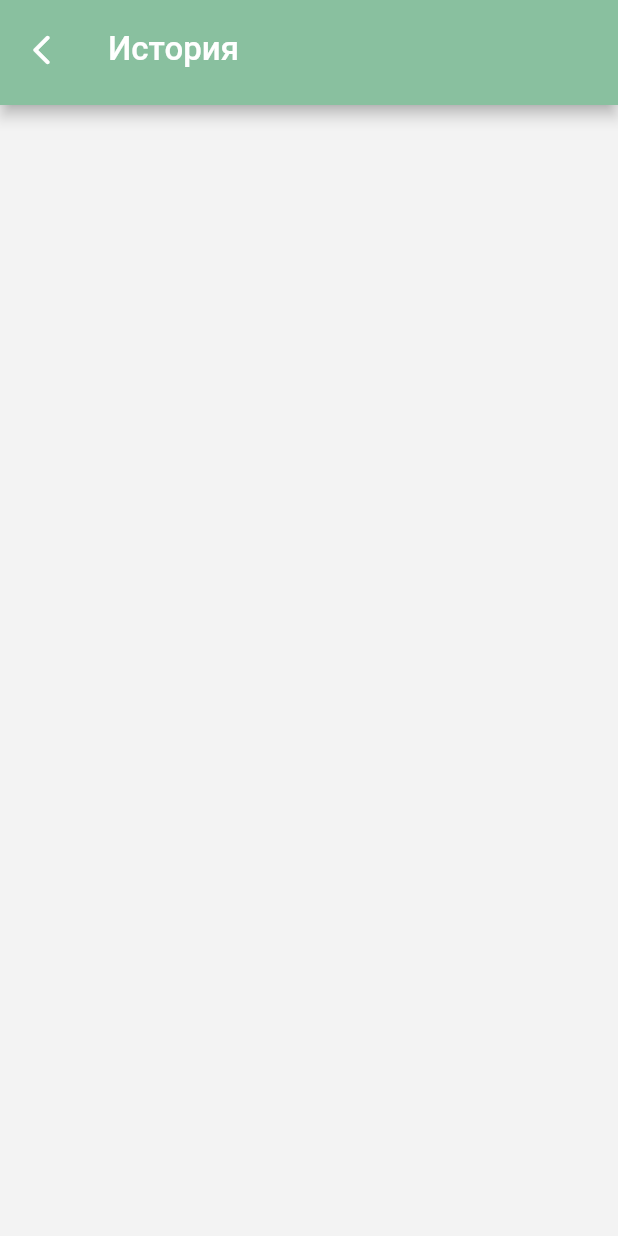
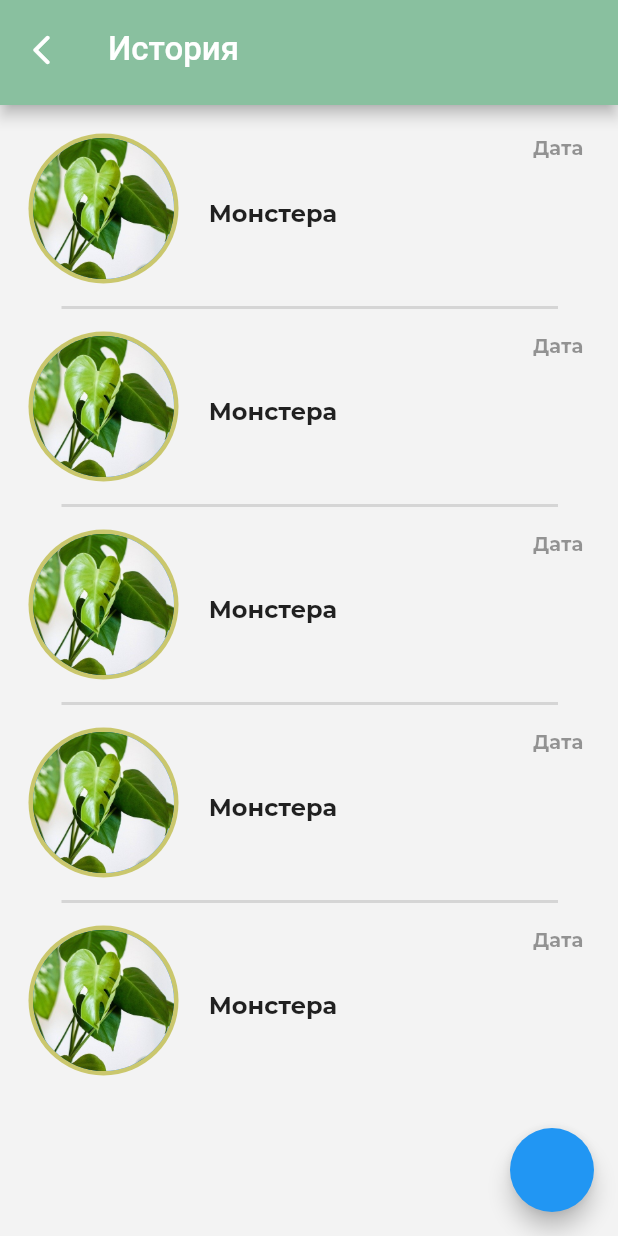
Before and after one commit to KondakovaAnna/flutterputter, a Flutter app: the History screen opened directly, on a phone screen of 412 x 824 dp. Run offline on Flutter 3.47's test engine with Material 2 defaults, Android fonts, the phone set to English and light mode, and no system bars; our stand-ins replace camera, curved_navigation_bar, geolocator, google_maps_flutter.

Commit message:
save point

```diff
--- a/lib/history.dart
+++ b/lib/history.dart
@@ -2,13 +2,66 @@ import 'dart:async';
 import 'package:flutter/material.dart';
 import 'location.dart';
 import 'dart:io';
-import 'package:flutter/material.dart';
 
-class History extends StatelessWidget {
-  const History({Key? key}) : super(key: key);
+class HistoryPane extends StatelessWidget {
+  HistoryPane({Key? key}) : super(key: key);
 
   @override
   Widget build(BuildContext context) {
+    return Stack(children: [
+      const CircleAvatar(
+          backgroundColor: Color(0xFFCAC76D),
+          radius: 50,
+          child: CircleAvatar(
+              radius: 47,
+              backgroundImage: ExactAssetImage('assets/images/monstera.jpg'))),
+      const Positioned.fill(
+        child: Align(
+          child: Text("Монстера",
+              style: TextStyle(fontFamily: 'BoldMontserrat', fontSize: 16)),
+          alignment: Alignment(-0.17, 0.1),
+        ),
+      ),
+      Positioned.fill(
+        child: Align(
+          child: Text("Дата",
+              style: TextStyle(
+                  color: Colors.black.withOpacity(0.4),
+                  fontFamily: 'Montserrat',
+                  fontWeight: FontWeight.bold,
+                  fontSize: 13)),
+          alignment: const Alignment(0.97, -0.97),
+        ),
+      ),
+    ]);
+  }
+}
+
+class History extends StatefulWidget {
+  History({Key? key}) : super(key: key);
+
+  @override
+  State<History> createState() => _HistoryState();
+}
+
+class _HistoryState extends State<History> {
+  @override
+  void initState() {
+    histories = [
+      HistoryPane(key: Key("1")),
+      HistoryPane(key: Key("2")),
+      HistoryPane(key: Key("3")),
+      HistoryPane(key: Key("4")),
+      HistoryPane(key: Key("5")),
+    ];
+    super.initState();
+  }
+
+  late List<Widget> histories;
+
+  @override
+  Widget build(BuildContext context) {
+    print("rebuilding");
     return Scaffold(
         backgroundColor: const Color(0xFFF3F3F3),
         appBar: PreferredSize(
@@ -32,14 +85,37 @@ class History extends StatelessWidget {
             ),
           ),
         ),
-      /*body: Center(
-        child: ElevatedButton(
+        floatingActionButton: FloatingActionButton(
           onPressed: () {
-            // Navigate back to first route when tapped.
+            histories.add(HistoryPane(key: Key("${histories.length}")));
+            setState(() {});
           },
-          child: const Text('Go back!'),
         ),
-      ),*/
+        body: HistoryBody(histories));
+  }
+}
+
+class HistoryBody extends StatelessWidget {
+  final List<Widget> items;
+  const HistoryBody(this.items, {Key? key}) : super(key: key);
+
+  @override
+  Widget build(BuildContext context) {
+    return Padding(
+      padding: const EdgeInsets.all(0),
+      child: ListView.separated(
+        padding: const EdgeInsets.only(top: 11.0, left: 11.0, right: 10.0),
+        separatorBuilder: (context, index) => Divider(
+          endIndent: 30,
+          indent: 30,
+          thickness: 2.0,
+        ),
+        itemCount: items.length,
+        itemBuilder: (context, i) => Padding(
+          child: items[i],
+          padding: EdgeInsets.all(8.0),
+        ),
+      ),
     );
   }
 }
```
Also changed, not shown: lib/authorization.dart (added, +172 -0 lines), lib/camera_screen.dart (+39 -14 lines), lib/main.dart (+21 -9 lines), lib/plant_page.dart (added, +85 -0 lines), lib/registration.dart (added, +184 -0 lines), pubspec.yaml (+16 -6 lines), assets/fonts/Montserrat-VariableFont_wght.ttf (added), assets/fonts/Montserrat_Bold.ttf (added), assets/fonts/Montserrat_Medium.ttf (added), assets/images/logo(9).png (added), assets/images/logo2.png (added), assets/images/monstera(zoom).jpg (added), assets/images/monstera.jpg (added), pubspec.lock, 1 other file. Lines whose indentation alone changed are shown as unchanged.
